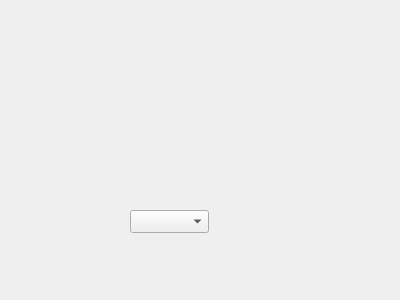
Qt form tinyExprTest/mathExpr/dialog.ui (DawidMaciazek/qtTutorials) before a commit.
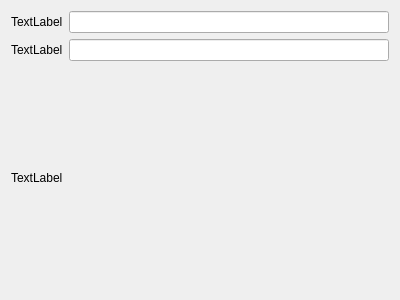
The same form after that commit.

```diff
--- a/tinyExprTest/mathExpr/dialog.ui
+++ b/tinyExprTest/mathExpr/dialog.ui
@@ -13,16 +13,43 @@
   <property name="windowTitle">
    <string>Dialog</string>
   </property>
-  <widget class="QComboBox" name="comboBox">
-   <property name="geometry">
-    <rect>
-     <x>130</x>
-     <y>210</y>
-     <width>79</width>
-     <height>23</height>
-    </rect>
-   </property>
-  </widget>
+  <layout class="QVBoxLayout" name="verticalLayout">
+   <item>
+    <layout class="QHBoxLayout" name="horizontalLayout">
+     <item>
+      <widget class="QLabel" name="label_2">
+       <property name="text">
+        <string>TextLabel</string>
+       </property>
+      </widget>
+     </item>
+     <item>
+      <widget class="QLineEdit" name="lineEdit"/>
+     </item>
+    </layout>
+   </item>
+   <item>
+    <layout class="QHBoxLayout" name="horizontalLayout_2">
+     <item>
+      <widget class="QLabel" name="label_3">
+       <property name="text">
+        <string>TextLabel</string>
+       </property>
+      </widget>
+     </item>
+     <item>
+      <widget class="QLineEdit" name="lineEdit_2"/>
+     </item>
+    </layout>
+   </item>
+   <item>
+    <widget class="QLabel" name="label">
+     <property name="text">
+      <string>TextLabel</string>
+     </property>
+    </widget>
+   </item>
+  </layout>
  </widget>
  <layoutdefault spacing="6" margin="11"/>
  <resources/>
```
